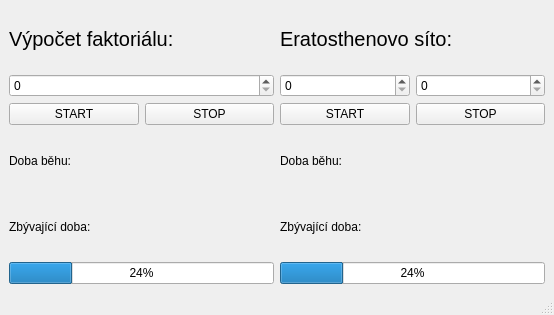
The window that mainwindow.ui (vashaty/ThreadsTask) describes before a commit, drawn with Qt 5.
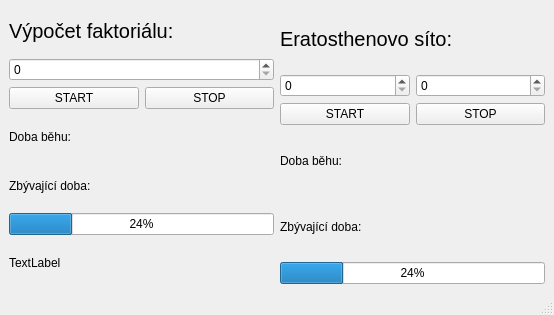
The same window after the commit.

```diff
--- a/mainwindow.ui
+++ b/mainwindow.ui
@@ -93,6 +93,13 @@
         </property>
        </widget>
       </item>
+      <item>
+       <widget class="QLabel" name="labelFactResult">
+        <property name="text">
+         <string>TextLabel</string>
+        </property>
+       </widget>
+      </item>
      </layout>
     </item>
     <item>
```
